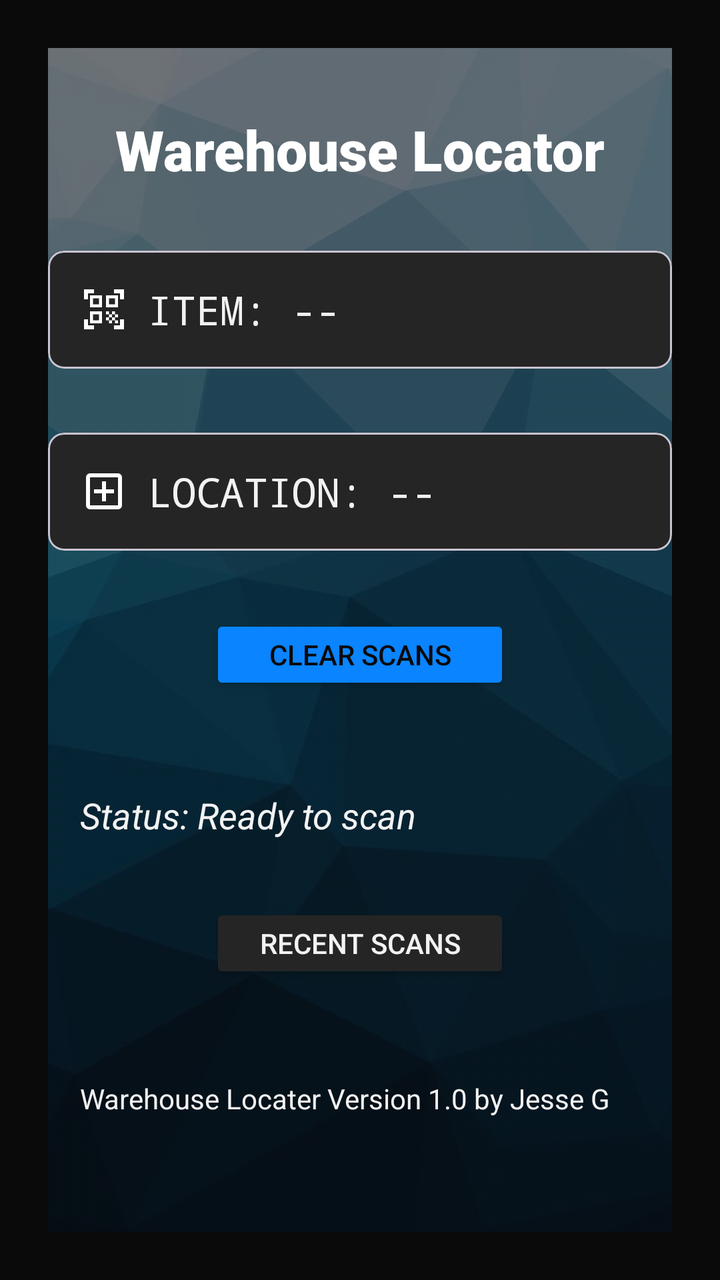
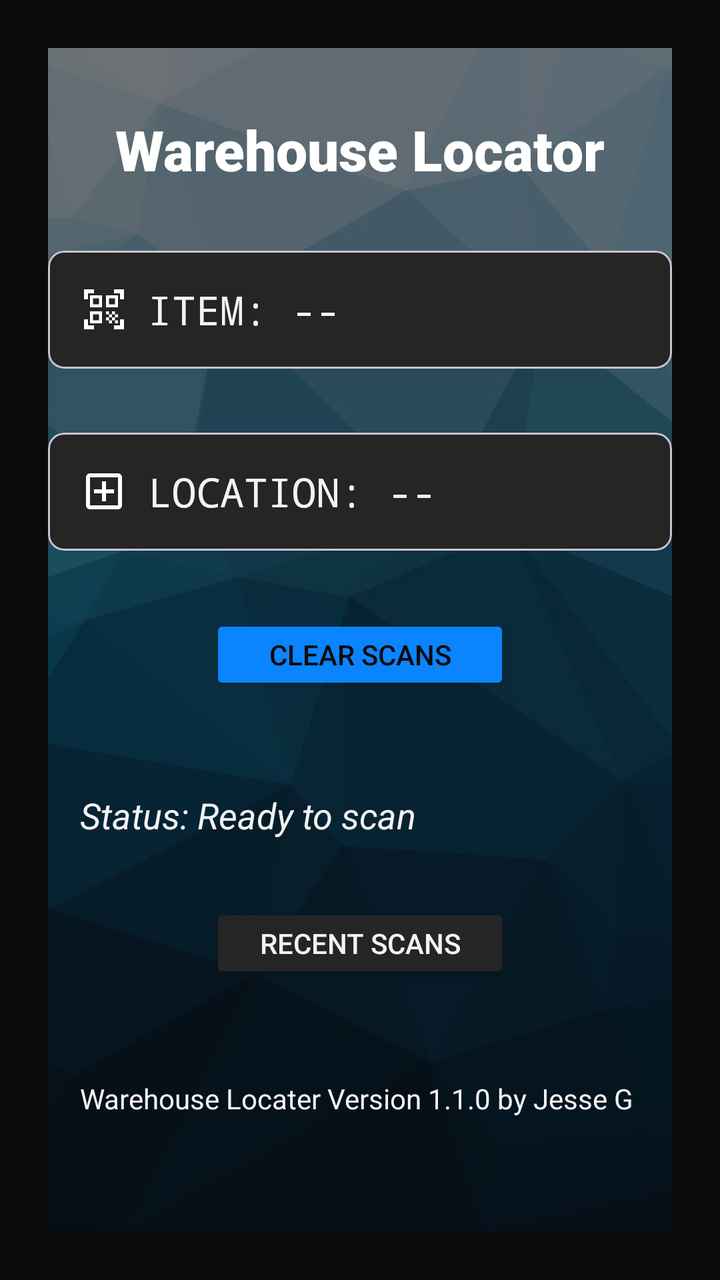

Before-and-after screenshots of an Android layout around one commit, followed by the original layout XML and the change that was made.
<!-- AndroidManifest.xml: application theme Theme.WarehouseLocationScanner -->
<!-- res/layout/activity_main.xml -->
<?xml version="1.0" encoding="utf-8"?>
<androidx.constraintlayout.widget.ConstraintLayout
    xmlns:android="http://schemas.android.com/apk/res/android"
    xmlns:app="http://schemas.android.com/apk/res-auto"
    android:id="@+id/main"
    android:background="@color/theme_bg_dark"
    android:layout_width="match_parent"
    android:layout_height="match_parent"
    android:padding="24dp">

    
    <ImageView
        android:layout_width="match_parent"
        android:layout_height="match_parent"
        android:scaleType="centerCrop"
        android:src="@drawable/geometric_background"
        android:alpha="0.50"
        app:layout_constraintTop_toTopOf="parent"
        app:layout_constraintBottom_toBottomOf="parent"
        app:layout_constraintStart_toStartOf="parent"
        app:layout_constraintEnd_toEndOf="parent" />


    
    
    <TextView
        android:id="@+id/tvTitle"
        android:layout_width="wrap_content"
        android:layout_height="wrap_content"
        android:layout_marginTop="32dp"
        android:text="Warehouse Locator"
        android:textColor="@color/white"
        android:fontFamily="sans-serif-black"
        android:textSize="28sp"
        android:textStyle="bold"
        app:layout_constraintTop_toTopOf="parent"
        app:layout_constraintStart_toStartOf="parent"
        app:layout_constraintEnd_toEndOf="parent" />

    
    <com.google.android.material.card.MaterialCardView
        android:id="@+id/cardItemContainer"
        android:layout_width="match_parent"
        android:layout_height="wrap_content"
        android:layout_marginTop="32dp"
        app:cardElevation="0dp"
        app:cardCornerRadius="8dp"
        app:cardBackgroundColor="@color/theme_surface"
        app:layout_constraintTop_toBottomOf="@+id/tvTitle"
        app:layout_constraintStart_toStartOf="parent"
        app:layout_constraintEnd_toEndOf="parent">

        
        <TextView
            android:id="@+id/tvItem"
            android:layout_width="match_parent"
            android:layout_height="wrap_content"
            android:padding="16dp"
            android:drawableStart="@drawable/ic_barcode"
            android:drawablePadding="10dp"
            android:text="Item: --"
            android:textColor="@color/theme_text"
            android:fontFamily="monospace"
            android:textAllCaps="true"
            android:textSize="20sp" />

    </com.google.android.material.card.MaterialCardView>

    
    <com.google.android.material.card.MaterialCardView
        android:id="@+id/cardItemLocation"
        android:layout_width="match_parent"
        android:layout_height="wrap_content"
        android:layout_marginTop="32dp"
        app:cardElevation="0dp"
        app:cardCornerRadius="8dp"
        app:cardBackgroundColor="@color/theme_surface"
        app:layout_constraintTop_toBottomOf="@id/cardItemContainer"
        app:layout_constraintStart_toStartOf="parent"
        app:layout_constraintEnd_toEndOf="parent">

        
        <TextView
            android:id="@+id/tvLocation"
            android:layout_width="match_parent"
            android:layout_height="wrap_content"
            android:padding="16dp"
            android:drawableStart="@drawable/ic_location"
            android:drawablePadding="10dp"
            android:text="Location: --"
            android:textColor="@color/theme_text"
            android:fontFamily="monospace"
            android:textAllCaps="true"
            android:textSize="20sp" />

    </com.google.android.material.card.MaterialCardView>

    
    
    <Button
        android:id="@+id/btnClear"
        android:layout_width="150dp"
        android:layout_height="40dp"
        android:layout_marginTop="32dp"
        app:backgroundTint="@color/theme_accent"
        android:textColor="@color/theme_bg_dark"
        app:cornerRadius="0dp"
        android:text="Clear scans"
        app:layout_constraintTop_toBottomOf="@id/cardItemLocation"
        app:layout_constraintStart_toStartOf="parent"
        app:layout_constraintEnd_toEndOf="parent" />

    
    
    <TextView
        android:id="@+id/tvStatus"
        android:layout_width="match_parent"
        android:layout_height="wrap_content"
        android:layout_marginTop="32dp"
        android:textAlignment="center"
        android:padding="16dp"
        android:text="Status: Ready to scan"
        android:textSize="18sp"
        android:textStyle="italic"
        android:textColor="@color/theme_text"
        app:layout_constraintTop_toBottomOf="@id/btnClear"
        app:layout_constraintStart_toStartOf="parent"
        app:layout_constraintEnd_toEndOf="parent" />

    
    <Button
        android:id="@+id/btnRecentScans"
        android:layout_width="150dp"
        android:layout_height="40dp"
        android:layout_marginTop="16dp"
        app:backgroundTint="@color/theme_surface"
        android:textColor="@color/theme_text"
        app:cornerRadius="0dp"
        android:text="Recent Scans"
        app:layout_constraintTop_toBottomOf="@id/tvStatus"
        app:layout_constraintStart_toStartOf="parent"
        app:layout_constraintEnd_toEndOf="parent" />

    
    
    <TextView
        android:id="@+id/tvCredit"
        android:layout_width="match_parent"
        android:layout_height="wrap_content"
        android:layout_marginTop="32dp"
        android:padding="16dp"
        android:text="Warehouse Locater Version 1.0 by Jesse G"
        android:textAlignment="center"
        android:textColor="@color/theme_text"
        android:textSize="14sp"
        app:layout_constraintTop_toBottomOf="@id/btnRecentScans"
        app:layout_constraintStart_toStartOf="parent"
        app:layout_constraintEnd_toEndOf="parent" />

</androidx.constraintlayout.widget.ConstraintLayout>
<!-- resources referenced by this layout -->
<resources>
  <color name="theme_accent">#0A84FF</color>
  <color name="theme_bg_dark">#0A0A0A</color>
  <color name="theme_surface">#252525</color>
  <color name="theme_text">#F2F2F2</color>
  <color name="white">#FFFFFFFF</color>
  <!-- drawable geometric_background: jpg bitmap (drawable, 22576 bytes) -->
  <!-- drawable ic_barcode (drawable) -->
  <vector xmlns:android="http://schemas.android.com/apk/res/android" android:height="24dp" android:tint="@color/white" android:viewportHeight="24" android:viewportWidth="24" android:width="24dp">
        
      <path android:fillColor="@android:color/white" android:pathData="M9.5,6.5v3h-3v-3H9.5M11,5H5v6h6V5L11,5zM9.5,14.5v3h-3v-3H9.5M11,13H5v6h6V13L11,13zM17.5,6.5v3h-3v-3H17.5M19,5h-6v6h6V5L19,5zM13,13h1.5v1.5H13V13zM14.5,14.5H16V16h-1.5V14.5zM16,13h1.5v1.5H16V13zM13,16h1.5v1.5H13V16zM14.5,17.5H16V19h-1.5V17.5zM16,16h1.5v1.5H16V16zM17.5,14.5H19V16h-1.5V14.5zM17.5,17.5H19V19h-1.5V17.5zM22,7h-2V4h-3V2h5V7zM22,22v-5h-2v3h-3v2H22zM2,22h5v-2H4v-3H2V22zM2,2v5h2V4h3V2H2z"/>
      
  </vector>
  <!-- drawable ic_location (drawable) -->
  <vector xmlns:android="http://schemas.android.com/apk/res/android" android:height="24dp" android:tint="#FFFFFF" android:viewportHeight="960" android:viewportWidth="960" android:width="24dp">
        
      <path android:fillColor="@android:color/white" android:pathData="M440,680L520,680L520,520L680,520L680,440L520,440L520,280L440,280L440,440L280,440L280,520L440,520L440,680ZM200,840Q167,840 143.5,816.5Q120,793 120,760L120,200Q120,167 143.5,143.5Q167,120 200,120L760,120Q793,120 816.5,143.5Q840,167 840,200L840,760Q840,793 816.5,816.5Q793,840 760,840L200,840ZM200,760L760,760Q760,760 760,760Q760,760 760,760L760,200Q760,200 760,200Q760,200 760,200L200,200Q200,200 200,200Q200,200 200,200L200,760Q200,760 200,760Q200,760 200,760ZM200,200L200,200Q200,200 200,200Q200,200 200,200L200,760Q200,760 200,760Q200,760 200,760L200,760Q200,760 200,760Q200,760 200,760L200,200Q200,200 200,200Q200,200 200,200Z"/>
      
  </vector>
  <style name="Theme.WarehouseLocationScanner" parent="Base.Theme.WarehouseLocationScanner" />
  <style name="Base.Theme.WarehouseLocationScanner" parent="Theme.Material3.DayNight.NoActionBar">
          
          
      </style>
</resources>

<!-- the commit's change to res/layout/activity_main.xml (unified diff, before → after) -->
@@ -149,7 +149,7 @@
         android:layout_height="wrap_content"
         android:layout_marginTop="32dp"
         android:padding="16dp"
-        android:text="Warehouse Locater Version 1.0 by Jesse G"
+        android:text="Warehouse Locater Version 1.1.0 by Jesse G"
         android:textAlignment="center"
         android:textColor="@color/theme_text"
         android:textSize="14sp"
